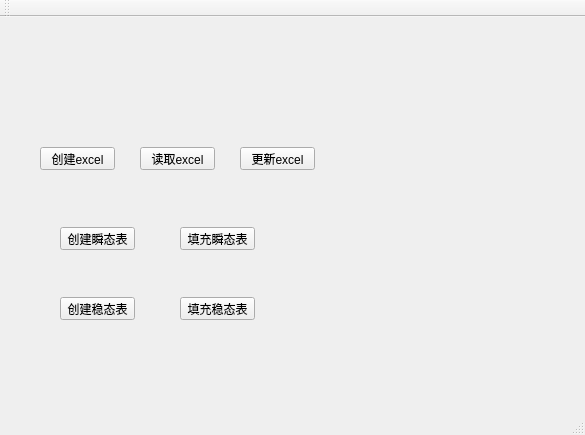
Old version of the form mainwindow.ui in the repository bjc123321/ExcelDemo.
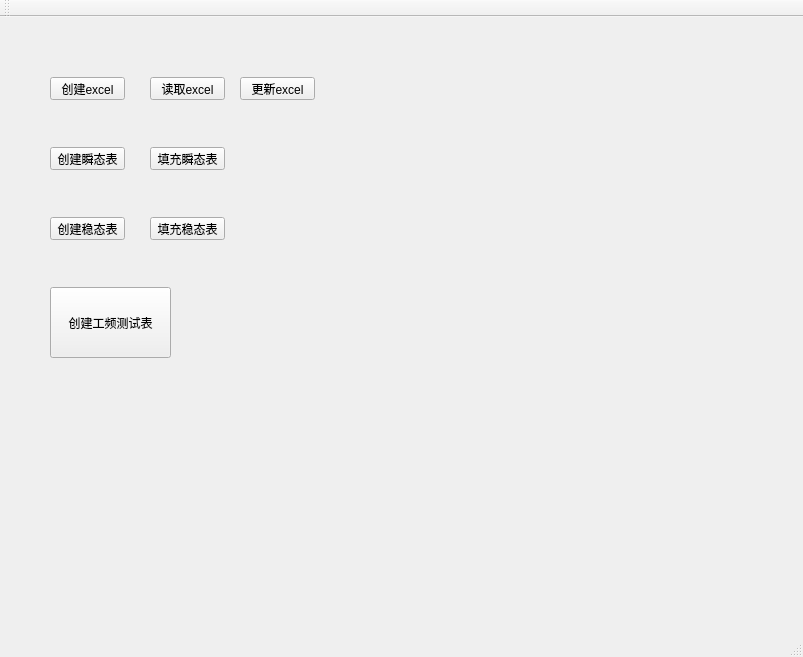
New version of the form.

Commit message: 增加工况试验报告生成功能

What changed in the file:
```diff
--- a/mainwindow.ui
+++ b/mainwindow.ui
@@ -6,8 +6,8 @@
    <rect>
     <x>0</x>
     <y>0</y>
-    <width>585</width>
-    <height>435</height>
+    <width>803</width>
+    <height>657</height>
    </rect>
   </property>
   <property name="windowTitle">
@@ -17,8 +17,8 @@
    <widget class="QPushButton" name="pushButton">
     <property name="geometry">
      <rect>
-      <x>40</x>
-      <y>130</y>
+      <x>50</x>
+      <y>60</y>
       <width>75</width>
       <height>23</height>
      </rect>
@@ -30,8 +30,8 @@
    <widget class="QPushButton" name="pushButton_2">
     <property name="geometry">
      <rect>
-      <x>140</x>
-      <y>130</y>
+      <x>150</x>
+      <y>60</y>
       <width>75</width>
       <height>23</height>
      </rect>
@@ -44,7 +44,7 @@
     <property name="geometry">
      <rect>
       <x>240</x>
-      <y>130</y>
+      <y>60</y>
       <width>75</width>
       <height>23</height>
      </rect>
@@ -56,8 +56,8 @@
    <widget class="QPushButton" name="pushButton_4">
     <property name="geometry">
      <rect>
-      <x>60</x>
-      <y>210</y>
+      <x>50</x>
+      <y>130</y>
       <width>75</width>
       <height>23</height>
      </rect>
@@ -69,8 +69,8 @@
    <widget class="QPushButton" name="pushButton_5">
     <property name="geometry">
      <rect>
-      <x>180</x>
-      <y>210</y>
+      <x>150</x>
+      <y>130</y>
       <width>75</width>
       <height>23</height>
      </rect>
@@ -82,8 +82,8 @@
    <widget class="QPushButton" name="pushButton_6">
     <property name="geometry">
      <rect>
-      <x>60</x>
-      <y>280</y>
+      <x>50</x>
+      <y>200</y>
       <width>75</width>
       <height>23</height>
      </rect>
@@ -95,8 +95,8 @@
    <widget class="QPushButton" name="pushButton_7">
     <property name="geometry">
      <rect>
-      <x>180</x>
-      <y>280</y>
+      <x>150</x>
+      <y>200</y>
       <width>75</width>
       <height>23</height>
      </rect>
@@ -105,6 +105,19 @@
      <string>填充稳态表</string>
     </property>
    </widget>
+   <widget class="QPushButton" name="pushButton_8">
+    <property name="geometry">
+     <rect>
+      <x>50</x>
+      <y>270</y>
+      <width>121</width>
+      <height>71</height>
+     </rect>
+    </property>
+    <property name="text">
+     <string>创建工频测试表</string>
+    </property>
+   </widget>
   </widget>
   <widget class="QMenuBar" name="menuBar">
    <property name="geometry">
```
Left out of the diff: 2 changed lines with no effect on the pictures. The commit also changes 2 other files.
